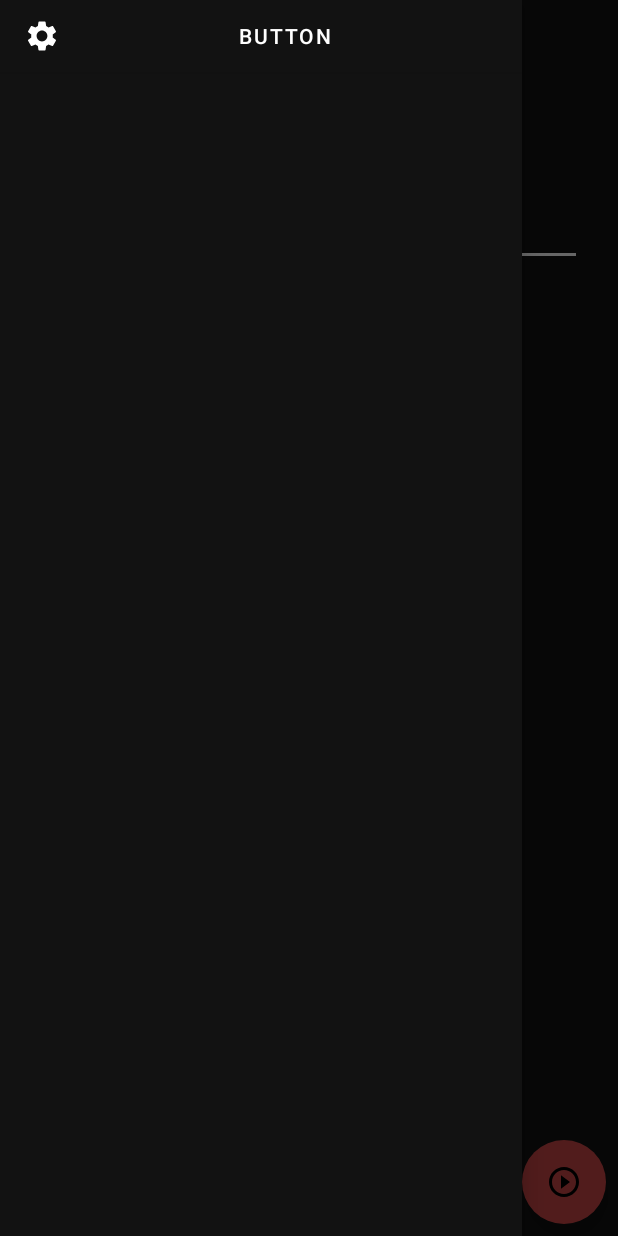
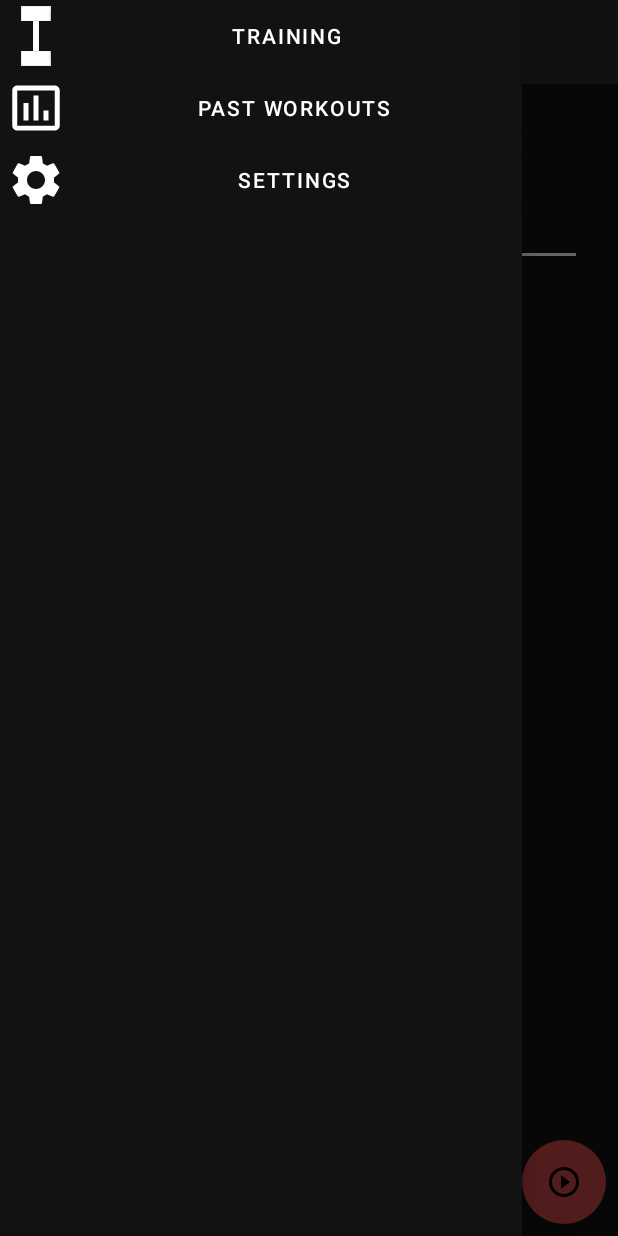
Before and after one commit to andresmaldonado2/Bar_Tracker, an Android app: the screen it shows after launch (MainActivity before the commit, TrainingBarPathActivity after it), with the side drawer open, on a phone screen of 412 x 824 dp. Run offline under Robolectric (Android 15) with nearby library versions, the phone set to English and light mode, and no system bars; libraries missing offline, so code that uses them is left out: com.github.mikephil.charting; 7 statements that could not run were skipped.

Commit message:
Cubic Regression Update
1. Added cubic regression, can take any input and fit a line to it that can be used for other calculations
2. Started the transition of the GUI from XML to java
3. Other GUI updates

```diff
--- a/app/build.gradle
+++ b/app/build.gradle
@@ -30,6 +30,11 @@ android {
     }
 }
 
+repositories {
+    maven { url 'https://jitpack.io' }
+}
+
+
 dependencies {
 
     implementation 'androidx.appcompat:appcompat:1.2.0'
@@ -39,6 +44,7 @@ dependencies {
     implementation 'androidx.lifecycle:lifecycle-viewmodel-ktx:2.3.1'
     implementation 'androidx.navigation:navigation-fragment:2.3.5'
     implementation 'androidx.navigation:navigation-ui:2.3.5'
+    implementation 'com.github.PhilJay:MPAndroidChart:v3.1.0'
     testImplementation 'junit:junit:4.+'
     androidTestImplementation 'androidx.test.ext:junit:1.1.2'
     androidTestImplementation 'androidx.test.espresso:espresso-core:3.3.0'
--- a/app/src/main/AndroidManifest.xml
+++ b/app/src/main/AndroidManifest.xml
@@ -11,7 +11,7 @@
         android:theme="@style/AppTheme"
         android:hardwareAccelerated="true">
         <activity
-            android:name=".MainActivity"
+            android:name=".ui.TrainingBarPathActivity"
             android:exported="true"
             android:label="@string/app_name">
             <intent-filter>
--- /dev/null
+++ b/app/src/main/java/com/example/main_menu/ui/TrainingBarPathActivity.java
@@ -0,0 +1,55 @@
+package com.example.main_menu.ui;
+
+import android.os.Bundle;
+import android.widget.RelativeLayout;
+
+import androidx.appcompat.app.AppCompatActivity;
+
+import com.example.main_menu.databinding.ActivityMainBinding;
+import com.github.mikephil.charting.charts.LineChart;
+import com.github.mikephil.charting.data.Entry;
+import com.github.mikephil.charting.data.LineData;
+import com.github.mikephil.charting.data.LineDataSet;
+import com.github.mikephil.charting.listener.OnChartGestureListener;
+import com.github.mikephil.charting.listener.OnChartValueSelectedListener;
+
+import java.util.ArrayList;
+
+public class TrainingBarPathActivity extends AppCompatActivity
+{
+    private ActivityMainBinding binding;
+    RelativeLayout rl;
+    LineChart chart;
+    LineDataSet chartDataSet;
+    LineData chartData;
+
+    @Override
+    protected void onCreate(Bundle savedInstanceState)
+    {
+        super.onCreate(savedInstanceState);
+
+        chart = new LineChart(getApplicationContext());
+        rl = new RelativeLayout(getApplicationContext());
+
+        double[][] testData = new double[][]{
+                {0, 1},
+                {2, 0},
+                {3, 3},
+                {4, 5},
+                {5, 4}
+        };
+        ArrayList<Entry> dataPoints = new ArrayList<>();
+        for (int i = 0; i < testData.length; i++)
+        {
+            //TODO Research a better way to squash the double to float other than casting
+            dataPoints.add(new Entry((float) testData[i][0], (float) testData[i][1]));
+        }
+        chartDataSet = new LineDataSet(dataPoints, "Hello chart");
+        chartData = new LineData(chartDataSet);
+        chart.setData(chartData);
+
+        rl.addView(chart);
+        binding = ActivityMainBinding.inflate(getLayoutInflater());
+        setContentView(binding.getRoot());
+    }
+}
--- /dev/null
+++ b/app/src/main/res/drawable/ic_baseline_insert_chart_outlined_24.xml
@@ -0,0 +1,10 @@
+<vector xmlns:android="http://schemas.android.com/apk/res/android"
+    android:width="40dp"
+    android:height="40dp"
+    android:viewportWidth="24"
+    android:viewportHeight="24"
+    android:tint="?attr/colorControlNormal">
+  <path
+      android:fillColor="@android:color/white"
+      android:pathData="M9,17L7,17v-7h2v7zM13,17h-2L11,7h2v10zM17,17h-2v-4h2v4zM19.5,19.1h-15L4.5,5h15v14.1zM19.5,3h-15c-1.1,0 -2,0.9 -2,2v14c0,1.1 0.9,2 2,2h15c1.1,0 2,-0.9 2,-2L21.5,5c0,-1.1 -0.9,-2 -2,-2z"/>
+</vector>
--- a/app/src/main/res/drawable/ic_baseline_settings_24.xml
+++ b/app/src/main/res/drawable/ic_baseline_settings_24.xml
@@ -1,6 +1,6 @@
 <vector xmlns:android="http://schemas.android.com/apk/res/android"
-    android:width="24dp"
-    android:height="24dp"
+    android:width="40dp"
+    android:height="40dp"
     android:viewportWidth="24"
     android:viewportHeight="24"
     android:tint="?attr/colorControlNormal">
--- /dev/null
+++ b/app/src/main/res/drawable/ic_dumbbell_white.xml
@@ -0,0 +1,21 @@
+<vector xmlns:android="http://schemas.android.com/apk/res/android"
+    android:width="20dp"
+    android:height="40dp"
+    android:viewportWidth="361"
+    android:viewportHeight="721">
+  <path
+      android:strokeWidth="1"
+      android:pathData="M0.5,0.5h360v180h-360z"
+      android:fillColor="#fff"
+      android:strokeColor="#231f20"/>
+  <path
+      android:strokeWidth="1"
+      android:pathData="M0.5,540.5h360v180h-360z"
+      android:fillColor="#fff"
+      android:strokeColor="#231f20"/>
+  <path
+      android:strokeWidth="1"
+      android:pathData="M144.5,180.5h72v360h-72z"
+      android:fillColor="#fff"
+      android:strokeColor="#231f20"/>
+</vector>
--- a/app/src/main/res/layout/activity_main.xml
+++ b/app/src/main/res/layout/activity_main.xml
@@ -48,74 +48,11 @@
                 android:elevation="30dp">
             </include>
 
-            <LinearLayout
-                android:layout_width="match_parent"
-                android:layout_height="match_parent"
-                android:orientation="vertical">
+           <include layout="@layout/training_menu_body"
+               android:layout_height="match_parent"
+               android:layout_width="match_parent">
 
-                <TextView
-                    android:id="@+id/trainingMenuHeader"
-                    android:layout_width="wrap_content"
-                    android:layout_height="wrap_content"
-                    android:layout_marginStart="24dp"
-                    android:layout_marginTop="8dp"
-                    android:text="@string/trainingMenuHeader"
-                    android:textColor="@color/white"
-                    android:textSize="24sp" />
-
-                <TextView
-                    android:id="@+id/totalWeightHeader"
-                    android:layout_width="match_parent"
-                    android:layout_height="wrap_content"
-                    android:text="@string/totalWeightHeader"
-                    android:layout_marginStart="24dp"
-                    android:layout_marginTop="8dp"
-                    android:textColor="@color/white"
-                    android:textSize="12sp"/>
-
-                <EditText
-                    android:id="@+id/plain_text_input"
-                    android:layout_width="match_parent"
-                    android:layout_height="wrap_content"
-                    android:minHeight="48sp"
-                    android:layout_marginTop="8dp"
-                    android:layout_marginStart="24dp"
-                    android:layout_marginEnd="24dp"
-                    android:inputType="number"
-                    android:textColor="@color/white"
-                    android:backgroundTint="@color/white"/>
-
-                <LinearLayout
-                    android:layout_width="match_parent"
-                    android:layout_height="match_parent"
-                    android:orientation="horizontal">
-
-                    <com.google.android.material.switchmaterial.SwitchMaterial
-                        android:id="@+id/switch1"
-                        android:layout_width="wrap_content"
-                        android:layout_height="wrap_content"
-                        android:minHeight="48sp"
-                        android:text="@string/poundSwitchText"
-                        android:theme="@style/mainMenuSwitchStyle"
-                        android:textColor="@color/white"
-                        android:layout_marginStart="24dp"
-                        android:layout_marginEnd="24dp"/>
-
-                    <com.google.android.material.switchmaterial.SwitchMaterial
-                        android:id="@+id/switch2"
-                        android:layout_width="wrap_content"
-                        android:layout_height="wrap_content"
-                        android:minHeight="48sp"
-                        android:text="@string/kilogramSwitchText"
-                        android:textColor="@color/white"
-                        android:layout_marginStart="24dp"
-                        android:layout_marginEnd="24dp"
-                        android:theme="@style/mainMenuSwitchStyle"/>
-
-                </LinearLayout>
-
-            </LinearLayout>
-
+           </include>
         </LinearLayout>
 
 
--- a/app/src/main/res/layout/nav_view_body.xml
+++ b/app/src/main/res/layout/nav_view_body.xml
@@ -8,23 +8,84 @@
 
     <LinearLayout
         android:layout_width="match_parent"
-        android:layout_height="match_parent"
+        android:layout_height="wrap_content"
         android:orientation="vertical"
         android:background="@color/backgroundGrey"
         android:clipChildren="false"
         android:clipToPadding="false">
 
-        <Button
-            android:id="@+id/button"
+        <LinearLayout
             android:layout_width="match_parent"
-            android:layout_height="wrap_content"
-            android:drawableLeft="@drawable/ic_baseline_settings_24"
-            android:drawableTint="@color/white"
-            app:backgroundTint="@null"
-            android:background="@color/backgroundGrey"
-            android:theme="@style/navViewMenuButtons"
-            android:text="Button"
-            android:textColor="@color/white"
-            android:elevation="30dp"/>
+            android:layout_height="0dp"
+            android:layout_weight="0.2"
+            android:orientation="horizontal">
+
+            <ImageView
+                android:id="@+id/imageView3"
+                android:layout_width="wrap_content"
+                android:layout_height="wrap_content"
+                android:paddingStart="14dp"
+                android:paddingTop="4dp"
+                app:srcCompat="@drawable/ic_dumbbell_white" />
+
+            <Button
+                android:id="@+id/button2"
+                android:layout_width="match_parent"
+                android:layout_height="wrap_content"
+                android:text="@string/navViewTraining"
+                android:textColor="@color/white"
+                app:backgroundTint="@color/backgroundGrey" />
+        </LinearLayout>
+
+        <LinearLayout
+            android:layout_width="match_parent"
+            android:layout_height="0dp"
+            android:layout_weight="0.2"
+            android:orientation="horizontal">
+
+            <ImageView
+                android:id="@+id/imageView4"
+                android:layout_width="wrap_content"
+                android:layout_height="wrap_content"
+                android:paddingStart="4dp"
+                android:paddingTop="4dp"
+                app:tint="@color/white"
+                app:srcCompat="@drawable/ic_baseline_insert_chart_outlined_24" />
+
+            <Button
+                android:id="@+id/button3"
+                android:layout_width="match_parent"
+                android:layout_height="wrap_content"
+                android:text="@string/navViewPastWorkouts"
+                android:textColor="@color/white"
+                app:backgroundTint="@color/backgroundGrey"/>
+        </LinearLayout>
+
+        <LinearLayout
+            android:layout_width="match_parent"
+            android:layout_height="0dp"
+            android:orientation="horizontal"
+            android:layout_weight="0.2">
+
+            <ImageView
+                android:id="@+id/imageView2"
+                android:layout_width="wrap_content"
+                android:layout_height="wrap_content"
+                android:paddingStart="4dp"
+                android:paddingTop="4dp"
+                app:tint="@color/white"
+                app:srcCompat="@drawable/ic_baseline_settings_24" />
+
+            <Button
+                android:id="@+id/button"
+                android:layout_width="match_parent"
+                android:layout_height="wrap_content"
+                android:text="@string/navViewSettings"
+                android:textColor="@color/white"
+                app:backgroundTint="@color/backgroundGrey" />
+        </LinearLayout>
+
+        <!-- TODO round the corners out on this image, might make it look better-->
+
     </LinearLayout>
 </com.google.android.material.navigation.NavigationView>
--- a/app/src/main/res/values/strings.xml
+++ b/app/src/main/res/values/strings.xml
@@ -9,4 +9,8 @@
     <string name="poundSwitchText">lb</string>
     <string name="kilogramSwitchText">kg</string>
     <string name="startWorkoutButtonContentDescription">Start Workout</string>
+    <string name="enterWeightOfBarContentDescription">Enter the weight of the bar here</string>
+    <string name="navViewSettings">Settings</string>
+    <string name="navViewTraining">Training</string>
+    <string name="navViewPastWorkouts">Past Workouts</string>
 </resources>
--- a/settings.gradle
+++ b/settings.gradle
@@ -1,9 +1,10 @@
 dependencyResolutionManagement {
-    repositoriesMode.set(RepositoriesMode.FAIL_ON_PROJECT_REPOS)
+    repositoriesMode.set(RepositoriesMode.PREFER_SETTINGS)
     repositories {
         google()
         mavenCentral()
         jcenter() // Warning: this repository is going to shut down soon
+        maven { url 'https://jitpack.io' }
     }
 }
 rootProject.name = "Main_Menu"
```
Also changed, not shown: app/src/main/java/com/example/main_menu/helpers/CurveFitHelper.java (added, +180 -0 lines), app/src/main/java/com/example/main_menu/helpers/LocalExtremaHelper.java (added, +28 -0 lines), app/src/main/res/drawable/ic_sigma_fitness_logo_white.xml (added, +6 -0 lines), app/src/main/res/layout/activity_past_workouts.xml (added, +41 -0 lines), app/src/main/res/layout/nav_bar_header.xml (+10 -10 lines), app/src/main/res/layout/nav_view_header.xml (added, +13 -0 lines), app/src/main/res/layout/training_menu_body.xml (added, +69 -0 lines), 1 other file.
